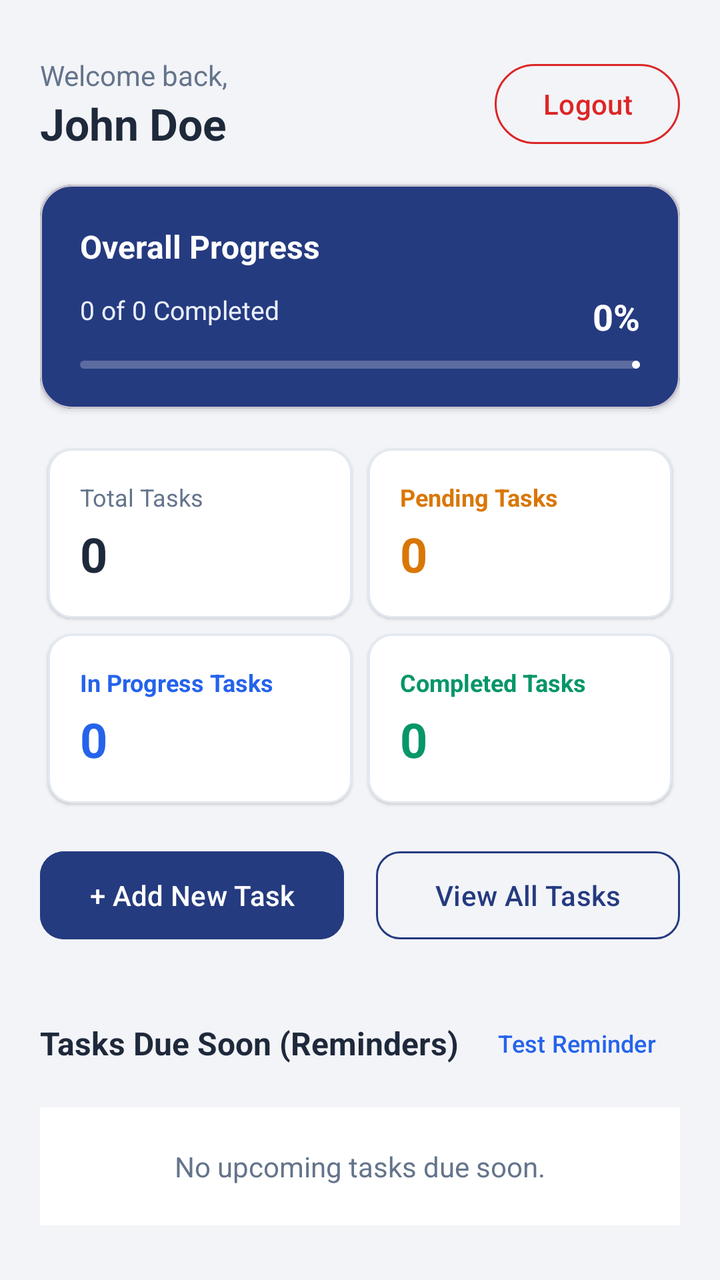
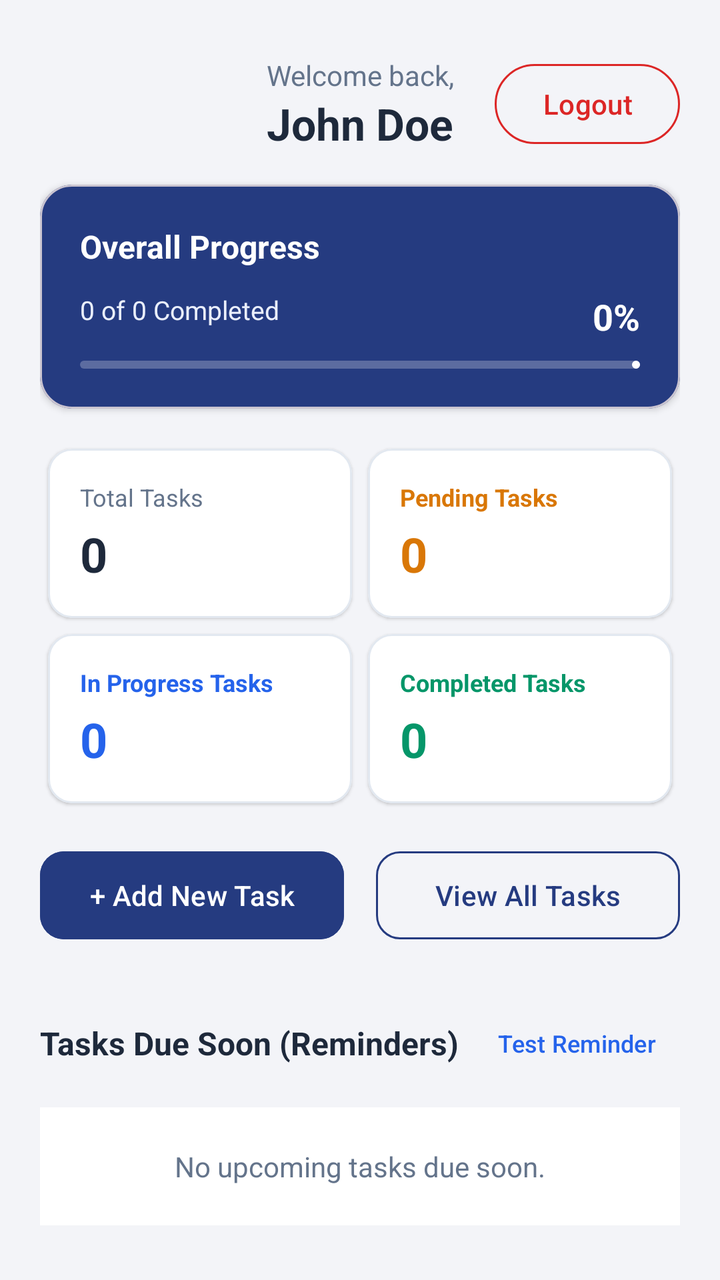

Two renders of the same Android screen: before a commit and after it. Below are the layout's source before the change and the commit's diff.
<!-- AndroidManifest.xml: application theme Theme.Assignment_Task_Management_app -->
<!-- res/layout/activity_dashboard.xml -->
<?xml version="1.0" encoding="utf-8"?>
<ScrollView xmlns:android="http://schemas.android.com/apk/res/android"
    xmlns:app="http://schemas.android.com/apk/res-auto"
    xmlns:tools="http://schemas.android.com/tools"
    android:layout_width="match_parent"
    android:layout_height="match_parent"
    android:background="@color/background"
    android:fillViewport="true">

    <LinearLayout
        android:layout_width="match_parent"
        android:layout_height="wrap_content"
        android:orientation="vertical"
        android:padding="20dp">

        
        <RelativeLayout
            android:layout_width="match_parent"
            android:layout_height="wrap_content"
            android:layout_marginTop="8dp"
            android:layout_marginBottom="16dp">

            <LinearLayout
                android:layout_width="wrap_content"
                android:layout_height="wrap_content"
                android:layout_alignParentStart="true"
                android:layout_centerVertical="true"
                android:orientation="vertical">

                <TextView
                    android:id="@+id/tvWelcomeBack"
                    android:layout_width="wrap_content"
                    android:layout_height="wrap_content"
                    android:text="@string/welcome_back"
                    android:textColor="@color/text_secondary"
                    android:textSize="14sp" />

                <TextView
                    android:id="@+id/tvUserFullName"
                    android:layout_width="wrap_content"
                    android:layout_height="wrap_content"
                    android:text="John Doe"
                    android:textColor="@color/text_primary"
                    android:textSize="22sp"
                    android:textStyle="bold" />
            </LinearLayout>

            <com.google.android.material.button.MaterialButton
                android:id="@+id/btnLogout"
                style="@style/Widget.Material3.Button.OutlinedButton"
                android:layout_width="wrap_content"
                android:layout_height="wrap_content"
                android:layout_alignParentEnd="true"
                android:layout_centerVertical="true"
                android:text="@string/logout"
                android:textColor="@color/error_red"
                app:strokeColor="@color/error_red" />
        </RelativeLayout>

        
        <com.google.android.material.card.MaterialCardView
            android:layout_width="match_parent"
            android:layout_height="wrap_content"
            android:layout_marginBottom="16dp"
            app:cardBackgroundColor="@color/primary"
            app:cardCornerRadius="16dp"
            app:cardElevation="2dp">

            <LinearLayout
                android:layout_width="match_parent"
                android:layout_height="wrap_content"
                android:orientation="vertical"
                android:padding="20dp">

                <TextView
                    android:layout_width="wrap_content"
                    android:layout_height="wrap_content"
                    android:text="@string/overall_progress"
                    android:textColor="@color/white"
                    android:textSize="16sp"
                    android:textStyle="bold" />

                <RelativeLayout
                    android:layout_width="match_parent"
                    android:layout_height="wrap_content"
                    android:layout_marginTop="12dp">

                    <TextView
                        android:id="@+id/tvProgressRatio"
                        android:layout_width="wrap_content"
                        android:layout_height="wrap_content"
                        android:layout_alignParentStart="true"
                        android:text="0 of 0 Completed"
                        android:textColor="@color/primary_light"
                        android:textSize="13sp" />

                    <TextView
                        android:id="@+id/tvProgressPercentage"
                        android:layout_width="wrap_content"
                        android:layout_height="wrap_content"
                        android:layout_alignParentEnd="true"
                        android:text="0%"
                        android:textColor="@color/white"
                        android:textSize="18sp"
                        android:textStyle="bold" />
                </RelativeLayout>

                <com.google.android.material.progressindicator.LinearProgressIndicator
                    android:id="@+id/progressIndicator"
                    android:layout_width="match_parent"
                    android:layout_height="10dp"
                    android:layout_marginTop="10dp"
                    android:progress="0"
                    app:indicatorColor="@color/white"
                    app:trackColor="#40FFFFFF"
                    app:trackCornerRadius="5dp" />
            </LinearLayout>
        </com.google.android.material.card.MaterialCardView>

        
        <GridLayout
            android:layout_width="match_parent"
            android:layout_height="wrap_content"
            android:columnCount="2"
            android:rowCount="2"
            android:useDefaultMargins="true">

            
            <com.google.android.material.card.MaterialCardView
                android:layout_width="0dp"
                android:layout_height="wrap_content"
                android:layout_columnWeight="1"
                android:layout_margin="4dp"
                app:cardBackgroundColor="@color/card_bg"
                app:cardCornerRadius="12dp"
                app:cardElevation="1dp"
                app:strokeColor="@color/divider"
                app:strokeWidth="1dp">

                <LinearLayout
                    android:layout_width="match_parent"
                    android:layout_height="wrap_content"
                    android:orientation="vertical"
                    android:padding="16dp">

                    <TextView
                        android:layout_width="wrap_content"
                        android:layout_height="wrap_content"
                        android:text="@string/total_tasks"
                        android:textColor="@color/text_secondary"
                        android:textSize="12sp" />

                    <TextView
                        android:id="@+id/tvStatTotal"
                        android:layout_width="wrap_content"
                        android:layout_height="wrap_content"
                        android:layout_marginTop="4dp"
                        android:text="0"
                        android:textColor="@color/text_primary"
                        android:textSize="24sp"
                        android:textStyle="bold" />
                </LinearLayout>
            </com.google.android.material.card.MaterialCardView>

            
            <com.google.android.material.card.MaterialCardView
                android:layout_width="0dp"
                android:layout_height="wrap_content"
                android:layout_columnWeight="1"
                android:layout_margin="4dp"
                app:cardBackgroundColor="@color/card_bg"
                app:cardCornerRadius="12dp"
                app:cardElevation="1dp"
                app:strokeColor="@color/divider"
                app:strokeWidth="1dp">

                <LinearLayout
                    android:layout_width="match_parent"
                    android:layout_height="wrap_content"
                    android:orientation="vertical"
                    android:padding="16dp">

                    <TextView
                        android:layout_width="wrap_content"
                        android:layout_height="wrap_content"
                        android:text="@string/pending_tasks"
                        android:textColor="@color/status_pending_text"
                        android:textSize="12sp"
                        android:textStyle="bold" />

                    <TextView
                        android:id="@+id/tvStatPending"
                        android:layout_width="wrap_content"
                        android:layout_height="wrap_content"
                        android:layout_marginTop="4dp"
                        android:text="0"
                        android:textColor="@color/status_pending_text"
                        android:textSize="24sp"
                        android:textStyle="bold" />
                </LinearLayout>
            </com.google.android.material.card.MaterialCardView>

            
            <com.google.android.material.card.MaterialCardView
                android:layout_width="0dp"
                android:layout_height="wrap_content"
                android:layout_columnWeight="1"
                android:layout_margin="4dp"
                app:cardBackgroundColor="@color/card_bg"
                app:cardCornerRadius="12dp"
                app:cardElevation="1dp"
                app:strokeColor="@color/divider"
                app:strokeWidth="1dp">

                <LinearLayout
                    android:layout_width="match_parent"
                    android:layout_height="wrap_content"
                    android:orientation="vertical"
                    android:padding="16dp">

                    <TextView
                        android:layout_width="wrap_content"
                        android:layout_height="wrap_content"
                        android:text="@string/in_progress_tasks"
                        android:textColor="@color/status_in_progress_text"
                        android:textSize="12sp"
                        android:textStyle="bold" />

                    <TextView
                        android:id="@+id/tvStatInProgress"
                        android:layout_width="wrap_content"
                        android:layout_height="wrap_content"
                        android:layout_marginTop="4dp"
                        android:text="0"
                        android:textColor="@color/status_in_progress_text"
                        android:textSize="24sp"
                        android:textStyle="bold" />
                </LinearLayout>
            </com.google.android.material.card.MaterialCardView>

            
            <com.google.android.material.card.MaterialCardView
                android:layout_width="0dp"
                android:layout_height="wrap_content"
                android:layout_columnWeight="1"
                android:layout_margin="4dp"
                app:cardBackgroundColor="@color/card_bg"
                app:cardCornerRadius="12dp"
                app:cardElevation="1dp"
                app:strokeColor="@color/divider"
                app:strokeWidth="1dp">

                <LinearLayout
                    android:layout_width="match_parent"
                    android:layout_height="wrap_content"
                    android:orientation="vertical"
                    android:padding="16dp">

                    <TextView
                        android:layout_width="wrap_content"
                        android:layout_height="wrap_content"
                        android:text="@string/completed_tasks"
                        android:textColor="@color/status_completed_text"
                        android:textSize="12sp"
                        android:textStyle="bold" />

                    <TextView
                        android:id="@+id/tvStatCompleted"
                        android:layout_width="wrap_content"
                        android:layout_height="wrap_content"
                        android:layout_marginTop="4dp"
                        android:text="0"
                        android:textColor="@color/status_completed_text"
                        android:textSize="24sp"
                        android:textStyle="bold" />
                </LinearLayout>
            </com.google.android.material.card.MaterialCardView>

        </GridLayout>

        
        <LinearLayout
            android:layout_width="match_parent"
            android:layout_height="wrap_content"
            android:layout_marginTop="16dp"
            android:orientation="horizontal">

            <com.google.android.material.button.MaterialButton
                android:id="@+id/btnAddNewTask"
                android:layout_width="0dp"
                android:layout_height="52dp"
                android:layout_marginEnd="8dp"
                android:layout_weight="1"
                android:backgroundTint="@color/primary"
                android:text="@string/add_new_task"
                android:textSize="14sp"
                app:cornerRadius="12dp" />

            <com.google.android.material.button.MaterialButton
                android:id="@+id/btnViewAllTasks"
                style="@style/Widget.Material3.Button.OutlinedButton"
                android:layout_width="0dp"
                android:layout_height="52dp"
                android:layout_marginStart="8dp"
                android:layout_weight="1"
                android:text="@string/view_all_tasks"
                android:textColor="@color/primary"
                android:textSize="14sp"
                app:cornerRadius="12dp"
                app:strokeColor="@color/primary" />
        </LinearLayout>

        
        <LinearLayout
            android:layout_width="match_parent"
            android:layout_height="wrap_content"
            android:layout_marginTop="24dp"
            android:orientation="vertical">

            <RelativeLayout
                android:layout_width="match_parent"
                android:layout_height="wrap_content">

                <TextView
                    android:layout_width="wrap_content"
                    android:layout_height="wrap_content"
                    android:layout_alignParentStart="true"
                    android:layout_centerVertical="true"
                    android:text="Tasks Due Soon (Reminders)"
                    android:textColor="@color/text_primary"
                    android:textSize="16sp"
                    android:textStyle="bold" />

                <com.google.android.material.button.MaterialButton
                    android:id="@+id/btnTestReminderNotification"
                    style="@style/Widget.Material3.Button.TextButton"
                    android:layout_width="wrap_content"
                    android:layout_height="wrap_content"
                    android:layout_alignParentEnd="true"
                    android:layout_centerVertical="true"
                    android:text="Test Reminder"
                    android:textColor="@color/accent"
                    android:textSize="12sp" />
            </RelativeLayout>

            <TextView
                android:id="@+id/tvNoDueSoonTasks"
                android:layout_width="match_parent"
                android:layout_height="wrap_content"
                android:layout_marginTop="8dp"
                android:background="@color/card_bg"
                android:padding="20dp"
                android:text="No upcoming tasks due soon."
                android:textAlignment="center"
                android:textColor="@color/text_secondary"
                android:textSize="14sp"
                android:visibility="visible" />

            <androidx.recyclerview.widget.RecyclerView
                android:id="@+id/rvDueSoonTasks"
                android:layout_width="match_parent"
                android:layout_height="wrap_content"
                android:layout_marginTop="8dp"
                android:nestedScrollingEnabled="false"
                android:visibility="gone"
                tools:listitem="@layout/item_task" />
        </LinearLayout>

    </LinearLayout>
</ScrollView>
<!-- res/layout/item_task.xml (included above) -->
<?xml version="1.0" encoding="utf-8"?>
<androidx.cardview.widget.CardView xmlns:android="http://schemas.android.com/apk/res/android"
    xmlns:app="http://schemas.android.com/apk/res-auto"
    android:layout_width="match_parent"
    android:layout_height="wrap_content"
    android:layout_marginTop="6dp"
    android:layout_marginBottom="6dp"
    android:foreground="?attr/selectableItemBackground"
    app:cardBackgroundColor="@color/card_bg"
    app:cardCornerRadius="16dp"
    app:cardElevation="2dp">

    <RelativeLayout
        android:layout_width="match_parent"
        android:layout_height="wrap_content"
        android:padding="16dp">

        <LinearLayout
            android:id="@+id/ll_task_header"
            android:layout_width="wrap_content"
            android:layout_height="wrap_content"
            android:layout_alignParentStart="true"
            android:layout_toStartOf="@id/iv_arrow"
            android:orientation="vertical">

            <TextView
                android:id="@+id/tv_item_title"
                android:layout_width="wrap_content"
                android:layout_height="wrap_content"
                android:text="History Essay"
                android:textColor="@color/text_primary"
                android:textSize="16sp"
                android:textStyle="bold" />

            <TextView
                android:id="@+id/tv_item_description"
                android:layout_width="wrap_content"
                android:layout_height="wrap_content"
                android:layout_marginTop="2dp"
                android:ellipsize="end"
                android:maxLines="2"
                android:textColor="@color/text_secondary"
                android:textSize="12sp"
                android:visibility="gone" />

            
            <LinearLayout
                android:layout_width="wrap_content"
                android:layout_height="wrap_content"
                android:layout_marginTop="6dp"
                android:gravity="center_vertical"
                android:orientation="horizontal">

                <TextView
                    android:id="@+id/tv_item_due_date"
                    android:layout_width="wrap_content"
                    android:layout_height="wrap_content"
                    android:text="Due Oct 27"
                    android:textColor="@color/text_secondary"
                    android:textSize="12sp" />

                <TextView
                    android:layout_width="wrap_content"
                    android:layout_height="wrap_content"
                    android:layout_marginStart="4dp"
                    android:layout_marginEnd="4dp"
                    android:text="•"
                    android:textColor="@color/text_muted"
                    android:textSize="12sp" />

                <TextView
                    android:id="@+id/tv_item_priority"
                    android:layout_width="wrap_content"
                    android:layout_height="wrap_content"
                    android:background="@drawable/bg_priority_high"
                    android:paddingStart="8dp"
                    android:paddingTop="2dp"
                    android:paddingEnd="8dp"
                    android:paddingBottom="2dp"
                    android:text="High"
                    android:textColor="@color/priority_high_text"
                    android:textSize="11sp"
                    android:textStyle="bold" />

                <TextView
                    android:id="@+id/tv_item_status"
                    android:layout_width="wrap_content"
                    android:layout_height="wrap_content"
                    android:layout_marginStart="6dp"
                    android:background="@drawable/bg_status_pending"
                    android:paddingStart="8dp"
                    android:paddingTop="2dp"
                    android:paddingEnd="8dp"
                    android:paddingBottom="2dp"
                    android:text="Pending"
                    android:textColor="@color/status_pending_text"
                    android:textSize="11sp"
                    android:textStyle="bold" />

            </LinearLayout>

        </LinearLayout>

        <ImageView
            android:id="@+id/iv_arrow"
            android:layout_width="24dp"
            android:layout_height="24dp"
            android:layout_alignParentEnd="true"
            android:layout_centerVertical="true"
            android:contentDescription="Open Task Details"
            android:src="@drawable/ic_chevron_right"
            app:tint="@color/text_muted" />

    </RelativeLayout>
</androidx.cardview.widget.CardView>
<!-- resources referenced by this layout -->
<resources>
  <color name="accent">#2563EB</color>
  <color name="background">#F3F4F8</color>
  <color name="card_bg">#FFFFFF</color>
  <color name="divider">#E2E8F0</color>
  <color name="error_red">#DC2626</color>
  <color name="primary">#253B80</color>
  <color name="primary_light">#EAEFFC</color>
  <color name="priority_high_text">#DC2626</color>
  <color name="status_completed_text">#059669</color>
  <color name="status_in_progress_text">#2563EB</color>
  <color name="status_pending_text">#D97706</color>
  <color name="text_muted">#94A3B8</color>
  <color name="text_primary">#1E293B</color>
  <color name="text_secondary">#64748B</color>
  <color name="white">#FFFFFFFF</color>
  <!-- drawable bg_priority_high (drawable) -->
  <?xml version="1.0" encoding="utf-8"?>
  <shape xmlns:android="http://schemas.android.com/apk/res/android"
      android:shape="rectangle">
      <solid android:color="@color/priority_high_bg" />
      <corners android:radius="8dp" />
  </shape>
  <!-- drawable bg_status_pending (drawable) -->
  <?xml version="1.0" encoding="utf-8"?>
  <shape xmlns:android="http://schemas.android.com/apk/res/android"
      android:shape="rectangle">
      <solid android:color="@color/status_pending_bg" />
      <corners android:radius="8dp" />
  </shape>
  <!-- drawable ic_chevron_right (drawable) -->
  <vector xmlns:android="http://schemas.android.com/apk/res/android"
      android:width="24dp"
      android:height="24dp"
      android:viewportWidth="24"
      android:viewportHeight="24">
    <path
        android:fillColor="#FF000000"
        android:pathData="M10,6L8.59,7.41 13.17,12l-4.58,4.59L10,18l6,-6z"/>
  </vector>
  <string name="add_new_task">+ Add New Task</string>
  <string name="completed_tasks">Completed Tasks</string>
  <string name="in_progress_tasks">In Progress Tasks</string>
  <string name="logout">Logout</string>
  <string name="overall_progress">Overall Progress</string>
  <string name="pending_tasks">Pending Tasks</string>
  <string name="total_tasks">Total Tasks</string>
  <string name="view_all_tasks">View All Tasks</string>
  <string name="welcome_back">Welcome back,</string>
  <style name="Theme.Assignment_Task_Management_app" parent="Base.Theme.Assignment_Task_Management_app" />
  <color name="priority_high_bg">#FEE2E2</color>
  <color name="status_pending_bg">#FEF3C7</color>
  <style name="Base.Theme.Assignment_Task_Management_app" parent="Theme.Material3.DayNight.NoActionBar">
          <item name="colorPrimary">@color/navy_primary</item>
          <item name="colorPrimaryDark">@color/navy_header</item>
          <item name="colorAccent">@color/accent</item>
          <item name="android:statusBarColor">@color/navy_header</item>
          <item name="android:windowBackground">@color/background</item>
      </style>
  <color name="navy_primary">#253B80</color>
  <color name="navy_header">#1E2250</color>
</resources>

<!-- the commit's change to res/layout/activity_dashboard.xml (unified diff, before → after) -->
@@ -23,14 +23,15 @@
             <LinearLayout
                 android:layout_width="wrap_content"
                 android:layout_height="wrap_content"
-                android:layout_alignParentStart="true"
-                android:layout_centerVertical="true"
+                android:layout_centerInParent="true"
+                android:gravity="center"
                 android:orientation="vertical">
 
                 <TextView
                     android:id="@+id/tvWelcomeBack"
                     android:layout_width="wrap_content"
                     android:layout_height="wrap_content"
+                    android:gravity="center"
                     android:text="@string/welcome_back"
                     android:textColor="@color/text_secondary"
                     android:textSize="14sp" />
@@ -39,6 +40,7 @@
                     android:id="@+id/tvUserFullName"
                     android:layout_width="wrap_content"
                     android:layout_height="wrap_content"
+                    android:gravity="center"
                     android:text="John Doe"
                     android:textColor="@color/text_primary"
                     android:textSize="22sp"
